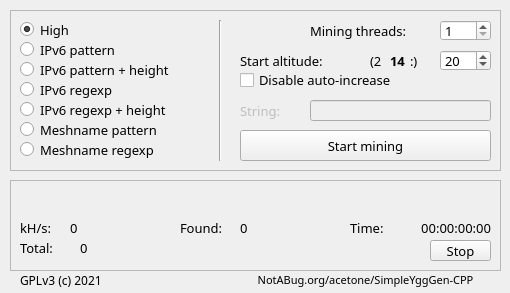
Above: src-qt/widget.ui from perguth/acetone-SimpleYggGen-CPP before the change. Below: the same form after it.
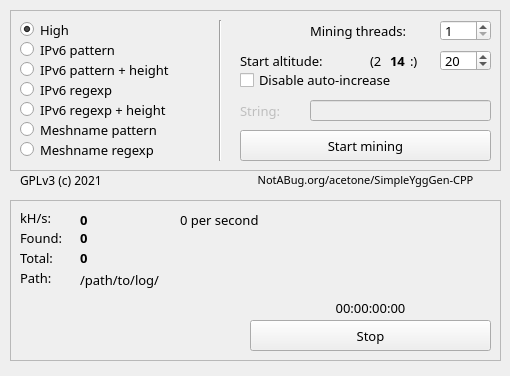
That is the form after the change.

Commit message: fixes and new UI (regexp is not working in Qt...)

Patch:
```diff
--- a/src-qt/widget.ui
+++ b/src-qt/widget.ui
@@ -7,7 +7,7 @@
     <x>0</x>
     <y>0</y>
     <width>510</width>
-    <height>293</height>
+    <height>376</height>
    </rect>
   </property>
   <property name="windowTitle">
@@ -17,9 +17,9 @@
    <property name="geometry">
     <rect>
      <x>10</x>
-     <y>180</y>
+     <y>200</y>
      <width>491</width>
-     <height>91</height>
+     <height>161</height>
     </rect>
    </property>
    <property name="frameShape">
@@ -32,7 +32,7 @@
     <property name="geometry">
      <rect>
       <x>10</x>
-      <y>40</y>
+      <y>10</y>
       <width>51</width>
       <height>16</height>
      </rect>
@@ -51,7 +51,7 @@
     <property name="geometry">
      <rect>
       <x>10</x>
-      <y>60</y>
+      <y>50</y>
       <width>61</width>
       <height>16</height>
      </rect>
@@ -69,8 +69,8 @@
    <widget class="QLabel" name="x_found">
     <property name="geometry">
      <rect>
-      <x>170</x>
-      <y>40</y>
+      <x>10</x>
+      <y>30</y>
       <width>61</width>
       <height>16</height>
      </rect>
@@ -85,38 +85,21 @@
      <string>Found:</string>
     </property>
    </widget>
-   <widget class="QLabel" name="x_found_2">
-    <property name="geometry">
-     <rect>
-      <x>340</x>
-      <y>40</y>
-      <width>51</width>
-      <height>16</height>
-     </rect>
-    </property>
-    <property name="font">
-     <font>
-      <family>PT Mono</family>
-      <pointsize>10</pointsize>
-     </font>
-    </property>
-    <property name="text">
-     <string>Time:</string>
-    </property>
-   </widget>
    <widget class="QLabel" name="khs">
     <property name="geometry">
      <rect>
-      <x>60</x>
-      <y>40</y>
-      <width>101</width>
-      <height>16</height>
+      <x>70</x>
+      <y>10</y>
+      <width>71</width>
+      <height>20</height>
      </rect>
     </property>
     <property name="font">
      <font>
       <family>PT Mono</family>
       <pointsize>10</pointsize>
+      <weight>75</weight>
+      <bold>true</bold>
      </font>
     </property>
     <property name="text">
@@ -127,8 +110,8 @@
     <property name="geometry">
      <rect>
       <x>70</x>
-      <y>60</y>
-      <width>341</width>
+      <y>50</y>
+      <width>411</width>
       <height>16</height>
      </rect>
     </property>
@@ -136,6 +119,8 @@
      <font>
       <family>PT Mono</family>
       <pointsize>10</pointsize>
+      <weight>75</weight>
+      <bold>true</bold>
      </font>
     </property>
     <property name="text">
@@ -145,9 +130,9 @@
    <widget class="QLabel" name="found">
     <property name="geometry">
      <rect>
-      <x>230</x>
-      <y>40</y>
-      <width>101</width>
+      <x>70</x>
+      <y>30</y>
+      <width>71</width>
       <height>16</height>
      </rect>
     </property>
@@ -155,6 +140,8 @@
      <font>
       <family>PT Mono</family>
       <pointsize>10</pointsize>
+      <weight>75</weight>
+      <bold>true</bold>
      </font>
     </property>
     <property name="text">
@@ -164,9 +151,9 @@
    <widget class="QLabel" name="time">
     <property name="geometry">
      <rect>
-      <x>380</x>
-      <y>40</y>
-      <width>101</width>
+      <x>240</x>
+      <y>100</y>
+      <width>241</width>
       <height>16</height>
      </rect>
     </property>
@@ -174,21 +161,23 @@
      <font>
       <family>PT Mono</family>
       <pointsize>10</pointsize>
+      <weight>50</weight>
+      <bold>false</bold>
      </font>
     </property>
     <property name="text">
      <string>00:00:00:00</string>
     </property>
     <property name="alignment">
-     <set>Qt::AlignRight|Qt::AlignTrailing|Qt::AlignVCenter</set>
+     <set>Qt::AlignCenter</set>
     </property>
    </widget>
    <widget class="QLabel" name="last">
     <property name="geometry">
      <rect>
-      <x>10</x>
-      <y>10</y>
-      <width>481</width>
+      <x>170</x>
+      <y>30</y>
+      <width>311</width>
       <height>20</height>
      </rect>
     </property>
@@ -202,16 +191,16 @@
      <string>&lt;last address will be here&gt;</string>
     </property>
     <property name="alignment">
-     <set>Qt::AlignCenter</set>
+     <set>Qt::AlignLeading|Qt::AlignLeft|Qt::AlignVCenter</set>
     </property>
    </widget>
    <widget class="QPushButton" name="stop">
     <property name="geometry">
      <rect>
-      <x>420</x>
-      <y>60</y>
-      <width>61</width>
-      <height>21</height>
+      <x>240</x>
+      <y>120</y>
+      <width>241</width>
+      <height>31</height>
      </rect>
     </property>
     <property name="font">
@@ -224,6 +213,69 @@
      <string>Stop</string>
     </property>
    </widget>
+   <widget class="QLabel" name="hs">
+    <property name="geometry">
+     <rect>
+      <x>170</x>
+      <y>10</y>
+      <width>311</width>
+      <height>20</height>
+     </rect>
+    </property>
+    <property name="font">
+     <font>
+      <family>PT Mono</family>
+      <pointsize>10</pointsize>
+     </font>
+    </property>
+    <property name="text">
+     <string>0 per second</string>
+    </property>
+    <property name="alignment">
+     <set>Qt::AlignLeading|Qt::AlignLeft|Qt::AlignVCenter</set>
+    </property>
+   </widget>
+   <widget class="QLabel" name="x_path">
+    <property name="geometry">
+     <rect>
+      <x>10</x>
+      <y>70</y>
+      <width>61</width>
+      <height>16</height>
+     </rect>
+    </property>
+    <property name="font">
+     <font>
+      <family>PT Mono</family>
+      <pointsize>10</pointsize>
+     </font>
+    </property>
+    <property name="text">
+     <string>Path:</string>
+    </property>
+   </widget>
+   <widget class="QLabel" name="path">
+    <property name="geometry">
+     <rect>
+      <x>70</x>
+      <y>70</y>
+      <width>411</width>
+      <height>20</height>
+     </rect>
+    </property>
+    <property name="font">
+     <font>
+      <family>PT Mono</family>
+      <pointsize>10</pointsize>
+     </font>
+    </property>
+    <property name="text">
+     <string>/path/to/log/</string>
+    </property>
+    <property name="alignment">
+     <set>Qt::AlignLeading|Qt::AlignLeft|Qt::AlignVCenter</set>
+    </property>
+   </widget>
   </widget>
   <widget class="QFrame" name="frame">
    <property name="enabled">
@@ -642,7 +694,7 @@
    <property name="geometry">
     <rect>
      <x>20</x>
-     <y>270</y>
+     <y>170</y>
      <width>101</width>
      <height>20</height>
     </rect>
@@ -661,7 +713,7 @@
    <property name="geometry">
     <rect>
      <x>230</x>
-     <y>270</y>
+     <y>170</y>
      <width>271</width>
      <height>20</height>
     </rect>
```
Left out of the diff: 3 changed lines with no effect on the pictures. The commit also changes 5 other files.
